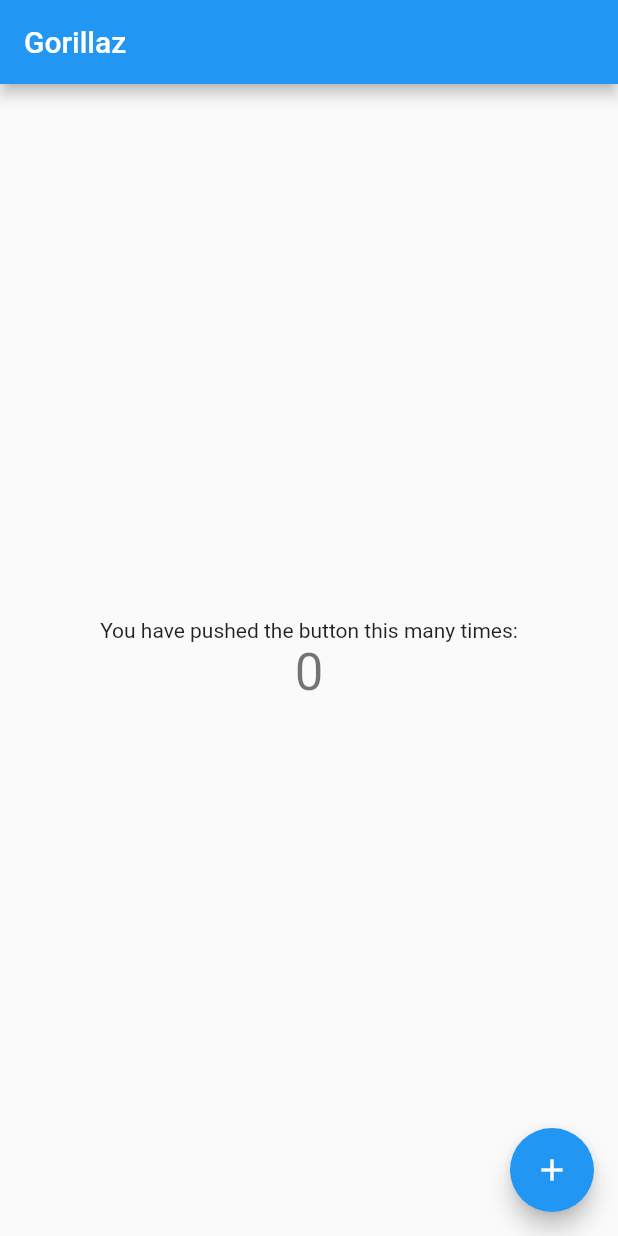
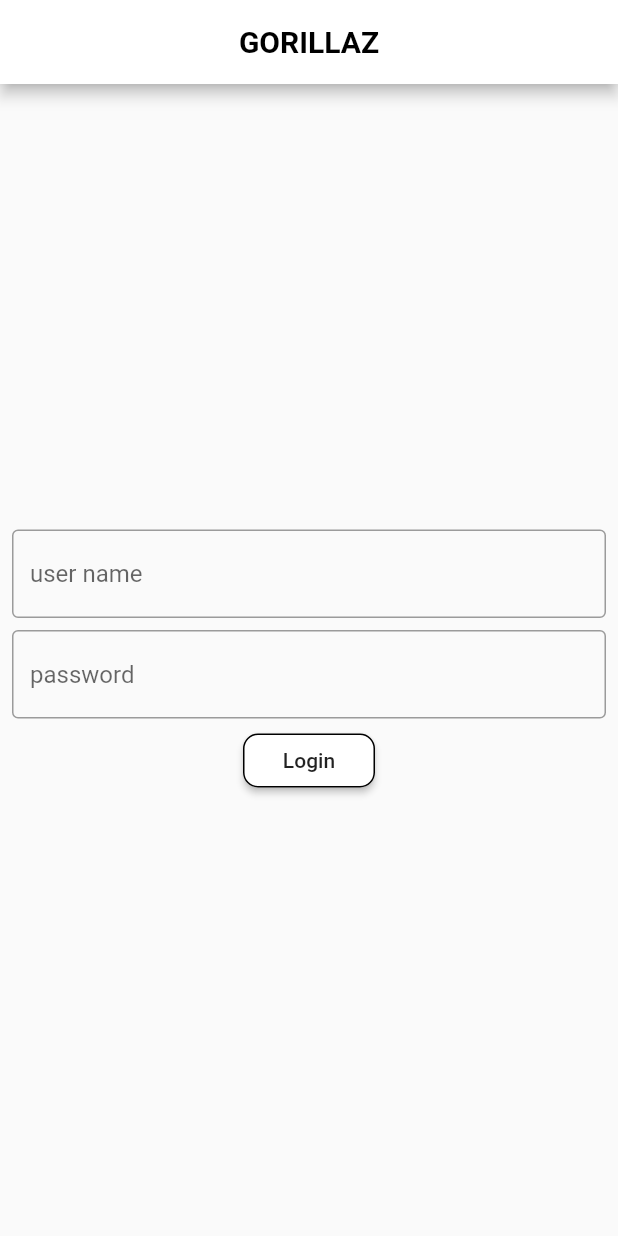
Before and after one commit to ryo-elephant/gorillaz, a Flutter app: the screen it shows after launch, on a phone screen of 412 x 824 dp. Run offline on Flutter 3.47's test engine with Material 2 defaults, Android fonts, the phone set to English and light mode, and no system bars.

Commit message:
second commit

```diff
--- a/lib/main.dart
+++ b/lib/main.dart
@@ -1,4 +1,6 @@
 import 'package:flutter/material.dart';
+
+import 'home.dart';
 
 void main() {
   runApp(MyApp());
@@ -9,56 +11,67 @@ class MyApp extends StatelessWidget {
   Widget build(BuildContext context) {
     return MaterialApp(
       title: 'Gorillaz',
-      theme: ThemeData(
-        primarySwatch: Colors.blue,
-      ),
-      home: MyHomePage(title: 'Gorillaz'),
+      home: Login()
     );
   }
 }
 
-class MyHomePage extends StatefulWidget {
-  MyHomePage({Key key, this.title}) : super(key: key);
-  final String title;
-
-  @override
-  _MyHomePageState createState() => _MyHomePageState();
-}
-
-class _MyHomePageState extends State<MyHomePage> {
-  int _counter = 0;
-
-  void _incrementCounter() {
-    setState(() {
-      _counter++;
-    });
-  }
-
+class Login extends StatelessWidget {
   @override
   Widget build(BuildContext context) {
+    // TODO: implement build
     return Scaffold(
       appBar: AppBar(
-        title: Text(widget.title),
+        backgroundColor: Colors.white,
+        title: Center(
+            child: Text(
+              'GORILLAZ',
+              style: TextStyle(
+                color: Colors.black,
+                fontWeight: FontWeight.bold,
+              ),
+            )
+        ),
       ),
       body: Center(
         child: Column(
-          mainAxisAlignment: MainAxisAlignment.center,
-          children: <Widget>[
-            Text(
-              'You have pushed the button this many times:',
+          mainAxisSize: MainAxisSize.min,
+          children: [
+            Padding(
+              padding: EdgeInsets.symmetric(horizontal: 8, vertical: 4),
+              child: TextField(
+                decoration: InputDecoration(
+                    border: OutlineInputBorder(),
+                    hintText: 'user name'
+                ),
+              ),
             ),
-            Text(
-              '$_counter',
-              style: Theme.of(context).textTheme.headline4,
+            Padding(
+              padding: EdgeInsets.symmetric(horizontal: 8, vertical: 4),
+              child: TextField(
+                decoration: InputDecoration(
+                    border: OutlineInputBorder(),
+                    hintText: 'password'
+                ),
+              ),
+            ),
+            RaisedButton(
+              child: const Text('Login'),
+              color: Colors.white,
+              shape: const OutlineInputBorder(
+                borderRadius: BorderRadius.all(Radius.circular(10)),
+              ),
+              onPressed: () {
+                Navigator.push(
+                  context,
+                  MaterialPageRoute(builder: (context) => Home()),
+                );
+              },
             ),
           ],
         ),
       ),
-      floatingActionButton: FloatingActionButton(
-        onPressed: _incrementCounter,
-        tooltip: 'Increment',
-        child: Icon(Icons.add),
-      ), // This trailing comma makes auto-formatting nicer for build methods.
     );
   }
+
 }
--- /dev/null
+++ b/lib/main_model.dart
@@ -0,0 +1,10 @@
+import 'package:flutter/material.dart';
+
+class MainModel extends ChangeNotifier {
+  String name = 'Ryo Sato';
+
+  void setName(name) {
+    this.name = name;
+    notifyListeners();
+  }
+}
```
Also changed, not shown: lib/home.dart (added, +38 -0 lines), pubspec.yaml (+2 -56 lines), pubspec.lock.
